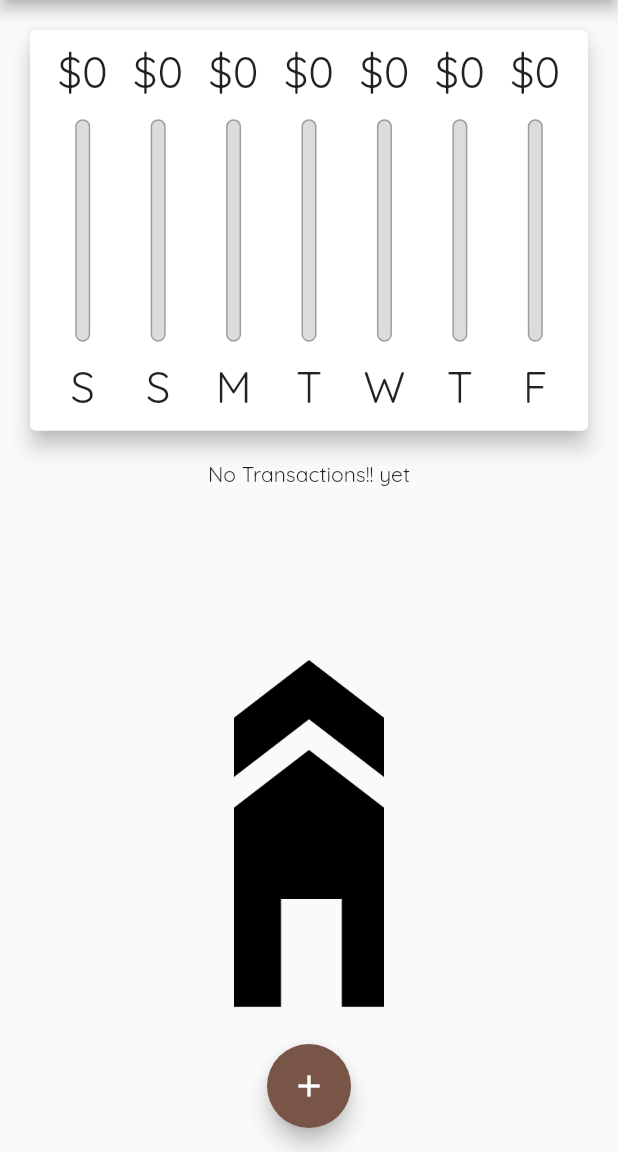
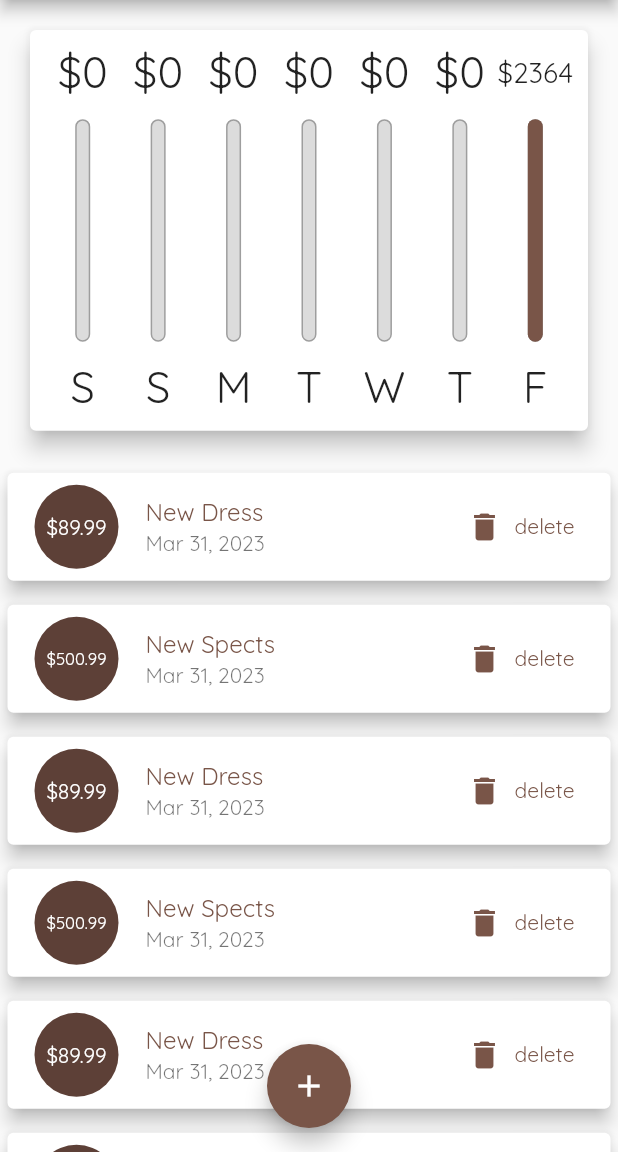
Before and after one commit to DivyaBobbara/Personal_Expenses, a Flutter app: the screen it shows after launch, on a phone screen of 412 x 824 dp, the part 84-1236 px from its top. Run offline on Flutter 3.47's test engine with Material 2 defaults, Android fonts, the phone set to English and light mode, and no system bars.

Commit message:
changes to understand widget states and app states

```diff
--- a/lib/main.dart
+++ b/lib/main.dart
@@ -1,4 +1,3 @@
-
 import 'package:flutter/cupertino.dart';
 import 'package:expenses/widgets/new_transaction.dart';
 import 'package:expenses/widgets/transaction_list.dart';
@@ -6,6 +5,8 @@ import 'package:flutter/material.dart';
 import 'package:flutter/services.dart';
 import './models/transaction.dart';
 import './widgets/chart.dart';
+import 'dart:io';
+import 'package:flutter/cupertino.dart';
 
 void main() {
   // WidgetsFlutterBinding.ensureInitialized();
@@ -32,6 +33,12 @@ class MyApp extends StatelessWidget {
             fontFamily: 'Quicksand',
             color: Colors.white,
           ),
+          headlineMedium: TextStyle(
+            fontWeight: FontWeight.bold,
+            fontSize: 30,
+            fontFamily: 'Quicksand',
+            color: Colors.brown,
+          ),
         ),
         // colorScheme: ColorScheme.fromSwatch(primarySwatch: Colors.green).copyWith(error: Colors.red),
         errorColor: Colors.brown,
@@ -50,25 +57,25 @@ class MyHomePage extends StatefulWidget {
   State<MyHomePage> createState() => _MyHomePageState();
 }
 
-class _MyHomePageState extends State<MyHomePage> {
+class _MyHomePageState extends State<MyHomePage> with WidgetsBindingObserver {
   // String? titleInput;
   final List<Transaction> _userTransactions = [
-    // Transaction(
-    //     id: 't1', title: 'New Dress', amount: 89.99, date: DateTime.now()),
-    // Transaction(
-    //     id: 't2', title: 'New Spects', amount: 500.99, date: DateTime.now()),
-    // Transaction(
-    //     id: 't3', title: 'New Dress', amount: 89.99, date: DateTime.now()),
-    // Transaction(
-    //     id: 't4', title: 'New Spects', amount: 500.99, date: DateTime.now()),
-    // Transaction(
-    //     id: 't5', title: 'New Dress', amount: 89.99, date: DateTime.now()),
-    // Transaction(
-    //     id: 't6', title: 'New Spects', amount: 500.99, date: DateTime.now()),
-    // Transaction(
-    //     id: 't5', title: 'New Dress', amount: 89.99, date: DateTime.now()),
-    // Transaction(
-    //     id: 't6', title: 'New Spects', amount: 500.99, date: DateTime.now()),
+    Transaction(
+        id: 't1', title: 'New Dress', amount: 89.99, date: DateTime.now()),
+    Transaction(
+        id: 't2', title: 'New Spects', amount: 500.99, date: DateTime.now()),
+    Transaction(
+        id: 't3', title: 'New Dress', amount: 89.99, date: DateTime.now()),
+    Transaction(
+        id: 't4', title: 'New Spects', amount: 500.99, date: DateTime.now()),
+    Transaction(
+        id: 't5', title: 'New Dress', amount: 89.99, date: DateTime.now()),
+    Transaction(
+        id: 't6', title: 'New Spects', amount: 500.99, date: DateTime.now()),
+    Transaction(
+        id: 't5', title: 'New Dress', amount: 89.99, date: DateTime.now()),
+    Transaction(
+        id: 't6', title: 'New Spects', amount: 500.99, date: DateTime.now()),
   ];
 
   List<Transaction> get _recentTransactions {
@@ -82,41 +89,113 @@ class _MyHomePageState extends State<MyHomePage> {
   }
 
   bool _showChart = false;
+  @override
+  void initState() {
+    WidgetsBinding.instance.addObserver(this);
+    // TODO: implement initState
+    super.initState();
+  }
 
+  @override
+  void didChangeAppLifecycleState(AppLifecycleState state) {
+    // TODO: implement didChangeAppLifecycleState
+    super.didChangeAppLifecycleState(state);
+    print("newState $state");
+  }
 
-  void _addTransactions( String title, double amount, DateTime chosenDate) {
-    final newTx = Transaction(id: DateTime.now().toString(), title: title, amount: amount, date: chosenDate);
+  @override
+  void dispose() {
+    WidgetsBinding.instance.removeObserver(this);
+    // TODO: implement dispose
+    super.dispose();
+  }
+
+  void _addTransactions(String title, double amount, DateTime chosenDate) {
+    final newTx = Transaction(
+        id: DateTime.now().toString(),
+        title: title,
+        amount: amount,
+        date: chosenDate);
     setState(() {
       _userTransactions.add(newTx);
     });
   }
 
   void _addBottomSheet(BuildContext ctx) {
-    showModalBottomSheet(context: ctx, builder: (_) {
-      return GestureDetector(
-        onTap: () {},
-        child: NewTransaction(_addTransactions),
-        behavior: HitTestBehavior.opaque,
-      );
-
-    },);
+    showModalBottomSheet(
+      context: ctx,
+      builder: (_) {
+        return GestureDetector(
+          onTap: () {},
+          child: NewTransaction(_addTransactions),
+          behavior: HitTestBehavior.opaque,
+        );
+      },
+    );
   }
 
   void _removeTransaction(String id) {
-
     setState(() {
       _userTransactions.removeWhere((tx) {
         return tx.id == id;
       });
     });
-
   }
 
+  List<Widget> _buildLandscapeContent(MediaQueryData mediaQuery, dynamic appBar, Widget txListWidget) {
+    return [Row(
+      mainAxisAlignment: MainAxisAlignment.center,
+      children: <Widget>[
+        Text('Show Chart',style: Theme.of(context).textTheme.headlineMedium,),
+        Switch.adaptive(
+            activeColor: Theme.of(context).primaryColor,
+            value: _showChart,
+            onChanged: (val) {
+              setState(() {
+                _showChart = val;
+              });
+            }),
+      ],
+    ), _showChart
+        ? Container(
+        height: (mediaQuery.size.height -
+            appBar.preferredSize.height -
+            mediaQuery.padding.top) *
+            0.6,
+        child: Chart(_recentTransactions))
+        : txListWidget
+    ];
+  }
+
+  List<Widget> _buildPortraitContent(MediaQueryData mediaQuery, dynamic appBar, Widget txListWidget ) {
+    return [Container(
+        height: (mediaQuery.size.height -
+            appBar.preferredSize.height -
+            mediaQuery.padding.top) *
+            0.4,
+        child: Chart(_recentTransactions)),txListWidget];
+  }
 
   @override
   Widget build(BuildContext context) {
-    final isLandscapeOrientation = MediaQuery.of(context).orientation == Orientation.landscape;
-    final appBar = AppBar(
+    print("build() MyHomePAge");
+    final mediaQuery = MediaQuery.of(context);
+    final isLandscapeOrientation =
+        mediaQuery.orientation == Orientation.landscape;
+    final dynamic appBar = Platform.isIOS ?
+    CupertinoNavigationBar(
+      middle: Text("Personal Expenses"),
+      trailing:Row(
+        mainAxisSize: MainAxisSize.min ,
+        children: [
+          GestureDetector(
+            child: Icon(CupertinoIcons.add),
+            onTap: () => _addBottomSheet(context) ,
+          ),
+        ],
+      ) ,
+    )
+        :AppBar(
       title: Text(
         'Flutter App',
         style: Theme.of(context).textTheme.headlineLarge,
@@ -128,46 +207,36 @@ class _MyHomePageState extends State<MyHomePage> {
           color: Colors.pinkAccent,
         ),
       ],
-    );
+    ) as PreferredSizeWidget;
     final txListWidget = Container(
-        height: (MediaQuery.of(context).size.height - appBar.preferredSize.height)*0.6,
+        height:
+            (mediaQuery.size.height - appBar.preferredSize.height) *
+                0.6,
         child: TransactionList(_userTransactions, _removeTransaction));
-    return Scaffold(
-      appBar: appBar,
-      body: SingleChildScrollView(
+    final pageBody = SafeArea(
+      child: SingleChildScrollView(
         child: Column(
           crossAxisAlignment: CrossAxisAlignment.stretch,
           // mainAxisAlignment: MainAxisAlignment.spaceBetween,
           children: <Widget>[
-            if(isLandscapeOrientation)
-        Row(
-        mainAxisAlignment: MainAxisAlignment.center,
-        children: <Widget>[
-        Text('Show Chart'),
-        Switch(value: _showChart, onChanged: (val) {
-        setState(() {
-        _showChart = val;
-        });
-        }),
-        ],
-        ),
-        if (!isLandscapeOrientation) Container(
-            height: (MediaQuery.of(context).size.height - appBar.preferredSize.height - MediaQuery.of(context).padding.top)*0.4,
-            child: Chart(_recentTransactions)),
-            if (!isLandscapeOrientation) txListWidget,
-        if (isLandscapeOrientation) _showChart ?  Container(
-               height: (MediaQuery.of(context).size.height - appBar.preferredSize.height - MediaQuery.of(context).padding.top)*0.4,
-                 child: Chart(_recentTransactions)) :
-                 txListWidget
+            if (isLandscapeOrientation) ..._buildLandscapeContent(mediaQuery,appBar,txListWidget),
+            // appBar = Platform.isIOS ? appBar = appBar as ObstructingPreferredSizeWidget : appBar =  appBar as PreferredSizeWidget;
+            if (!isLandscapeOrientation) ..._buildPortraitContent(mediaQuery,appBar,txListWidget),
+            // if (!isLandscapeOrientation) txListWidget,
+            // if (isLandscapeOrientation)
 
           ],
         ),
       ),
-      floatingActionButton: FloatingActionButton(
+    );
+    return Platform.isIOS ? CupertinoPageScaffold(child: pageBody, navigationBar: appBar as ObstructingPreferredSizeWidget ,) :Scaffold(
+      appBar: appBar,
+      body: pageBody,
+      floatingActionButton: Platform.isIOS ? Container() : FloatingActionButton(
         child: Icon(Icons.add),
         onPressed: () => _addBottomSheet(context),
       ),
-      floatingActionButtonLocation:  FloatingActionButtonLocation.centerFloat,
+      floatingActionButtonLocation: FloatingActionButtonLocation.centerFloat,
     );
   }
 }
--- a/lib/widgets/chart.dart
+++ b/lib/widgets/chart.dart
@@ -6,7 +6,7 @@ import './chart_bar.dart';
 class Chart extends StatelessWidget {
   final List<Transaction> recentTransactions;
 
-  Chart(this.recentTransactions);
+  const Chart(this.recentTransactions);
 
   List<Map<String, Object>> get groupedTransactionValues {
     return List.generate(7, (index) {
@@ -35,8 +35,9 @@ class Chart extends StatelessWidget {
 
   @override
   Widget build(BuildContext context) {
+    print("build() chart");
     print("$groupedTransactionValues,groped");
-    return  Card(
+    return Card(
       elevation: 6,
       margin: EdgeInsets.all(20),
       child: Container(
@@ -57,7 +58,6 @@ class Chart extends StatelessWidget {
           }).toList(),
         ),
       ),
-
     );
   }
 }
--- a/lib/widgets/chart_bar.dart
+++ b/lib/widgets/chart_bar.dart
@@ -5,14 +5,15 @@ class ChartBar extends StatelessWidget {
   final double spendingAmount;
   final double spendingPercentage;
 
-  ChartBar(
+  const ChartBar(
       {required this.label,
       required this.spendingAmount,
       required this.spendingPercentage});
 
   @override
   Widget build(BuildContext context) {
-    return LayoutBuilder(builder: (context,constraints) {
+    print("build() ChartBar");
+    return LayoutBuilder(builder: (context, constraints) {
       return Column(
         children: <Widget>[
           Container(
@@ -49,10 +50,11 @@ class ChartBar extends StatelessWidget {
           SizedBox(
             height: constraints.maxHeight * 0.05,
           ),
-          Container(height :constraints.maxHeight * 0.15,child: FittedBox(child: Text(label))),
+          Container(
+              height: constraints.maxHeight * 0.15,
+              child: FittedBox(child: Text(label))),
         ],
       );
     });
-
   }
 }
--- /dev/null
+++ b/lib/widgets/transaction_item.dart
@@ -0,0 +1,46 @@
+import 'package:flutter/material.dart';
+import '../models/transaction.dart';
+import 'package:intl/intl.dart';
+
+class TransactionItem extends StatelessWidget {
+  final Transaction transaction;
+  final Function deleteTransaction;
+
+  const TransactionItem(this.transaction, this.deleteTransaction);
+
+
+  @override
+  Widget build(BuildContext context) {
+    return Card(
+      margin: EdgeInsets.symmetric(vertical: 8, horizontal: 5),
+      elevation: 5,
+      child: ListTile(
+        leading: CircleAvatar(
+          radius: 30,
+          child: Padding(
+            padding: const EdgeInsets.all(10),
+            child: FittedBox(
+              child: Text('\$${transaction.amount}'),
+            ),
+          ),
+        ),
+        title: Text(
+          transaction.title,
+          style: TextStyle(color: Theme.of(context).primaryColor),
+        ),
+        subtitle: Text(
+          DateFormat.yMMMd().format(transaction.date),
+        ),
+        trailing: MediaQuery.of(context).size.width> 400 ?
+        TextButton.icon(onPressed: () => deleteTransaction(transaction.id) ,
+            icon: Icon(Icons.delete),
+            label: Text('delete')):
+        IconButton(
+          icon: Icon(Icons.delete),
+          onPressed: () => deleteTransaction(transaction.id),
+          color: Theme.of(context).errorColor,
+        ),
+      ),
+    );
+  }
+}
--- a/lib/widgets/transaction_list.dart
+++ b/lib/widgets/transaction_list.dart
@@ -1,30 +1,35 @@
+import 'package:expenses/widgets/transaction_item.dart';
 import 'package:flutter/material.dart';
 import '../models/transaction.dart';
-import 'package:intl/intl.dart';
+import './transaction_item.dart';
 
 class TransactionList extends StatelessWidget {
   final List<Transaction> transactions;
   final Function deleteTransaction;
 
-  TransactionList(this.transactions,this.deleteTransaction);
+  TransactionList(this.transactions, this.deleteTransaction);
 
   @override
   Widget build(BuildContext context) {
-    return   transactions.isEmpty
-            ? LayoutBuilder(builder: (ctx,constraints) {
+    print("build() transaction_list");
+    return transactions.isEmpty
+        ? LayoutBuilder(builder: (ctx, constraints) {
             return Column(
+                mainAxisAlignment: MainAxisAlignment.start,
                 children: <Widget>[
-              Text('No Transactions!! yet'),
+                  Text('No Transactions!! yet',style: Theme.of(context).textTheme.headlineMedium,),
                   SizedBox(
-                height: constraints.maxHeight*0.2,
+                    height: constraints.maxHeight * 0.1,
                   ),
-              Container(
-                  width: 100,
-                  height: constraints.maxHeight * 0.6,
+                  FittedBox(
+                    child: Container(
+                        width: 150,
+                        height: 150,
                         child: Image.asset(
                           'assets/images/home.png',
                           fit: BoxFit.cover,
-                  ))
+                        )),
+                  )
                 ],
             );
           })
@@ -64,31 +69,7 @@ class TransactionList extends StatelessWidget {
               //     ],
               //   ),
               // );
-                  return Card(
-                    margin: EdgeInsets.symmetric(vertical: 8, horizontal: 5),
-                    elevation: 5,
-                    child: ListTile(
-                      leading: CircleAvatar(
-                        radius: 30,
-                        child: Padding(
-                          padding: EdgeInsets.all(10),
-                          child: FittedBox(
-                            child: Text('\$${transactions[index].amount}'),
-                          ),
-                        ),
-                      ),
-                      title: Text(
-                        transactions[index].title,
-                        style: TextStyle(color: Theme.of(context).primaryColor),
-                      ),
-                      subtitle: Text(
-                        DateFormat.yMMMd().format(transactions[index].date),
-                      ),
-                      trailing:IconButton(icon: Icon(Icons.delete),
-                        onPressed: () => deleteTransaction(transactions[index].id),
-                        color: Theme.of(context).errorColor,),
-                    ),
-                  );
+              return TransactionItem(transactions[index], deleteTransaction);
             },
             itemCount: transactions.length,
           );
```
Also changed, not shown: lib/widgets/adaptive_button.dart (+28 -0 lines), lib/widgets/new_transaction.dart (+47 -14 lines). Lines whose indentation alone changed are shown as unchanged.
